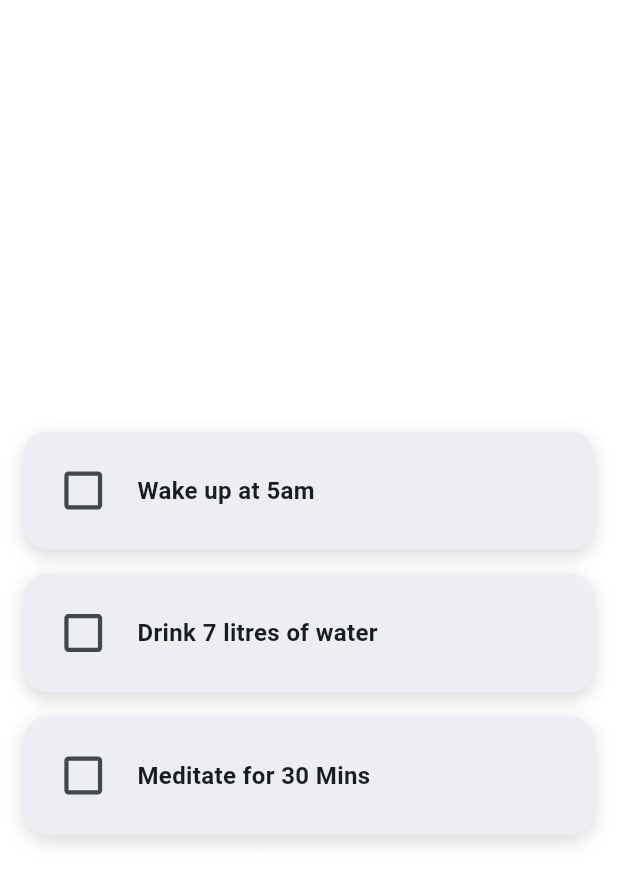
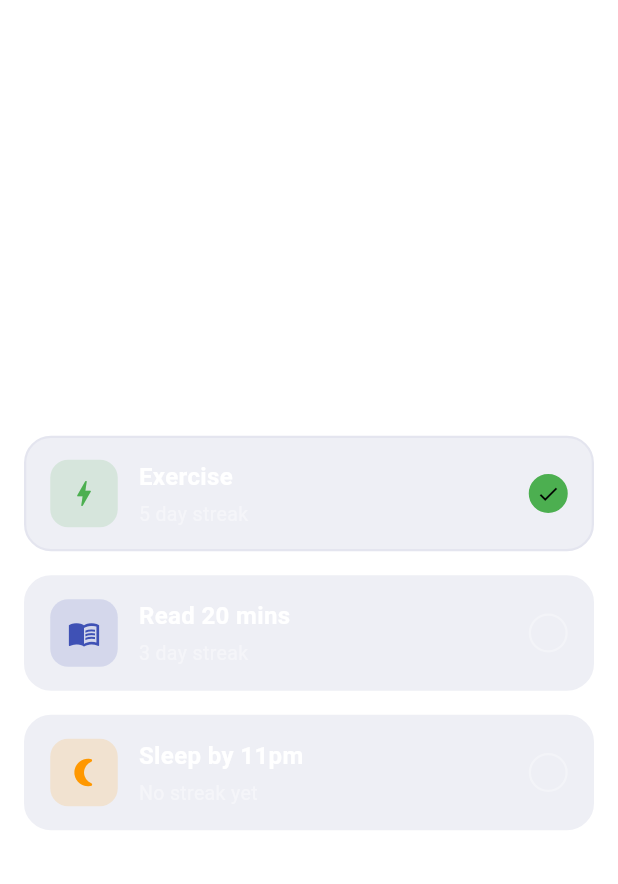
Before and after one commit to riddhicodes03/Habit-Tracker, a Flutter app: the screen it shows after launch, on a phone screen of 412 x 824 dp. Shown: the top 884 px of the screen. Run offline on Flutter 3.47's test engine with Material 3 defaults, Android fonts, the phone set to English and light mode, and no system bars; our stand-ins replace riverpod, sqflite; accounts and stored records are empty.

Commit message:
ui improve habit checkbox

```diff
--- a/lib/core/theme/theme.dart
+++ b/lib/core/theme/theme.dart
@@ -1,10 +1,53 @@
 import 'package:flutter/material.dart';
 
-ThemeData buildLightTheme() {
-  final scheme = ColorScheme.fromSeed(
-    seedColor: Color(0xFFD6DAE6),
-    brightness: Brightness.light,
+ThemeData buildDarkTheme() {
+  const scheme = ColorScheme(
+    brightness: Brightness.dark,
+
+    // Backgrounds
+    surface: Color(0xFF0F1117), // scaffold bg (darkest)
+    surfaceContainerLowest: Color(0xFF0F1117),
+    surfaceContainerLow: Color(0xFF141722), // cards
+    surfaceContainer: Color(0xFF1a1d2e), // elevated cards
+    surfaceContainerHigh: Color(0xFF2a2d3a), // highest surfaces
+    // Primary (your purple-blue accent)
+    primary: Color(0xFF9CA9F5),
+    onPrimary: Color(0xFF0F1117),
+    primaryContainer: Color(0xFF1a1d2e),
+    onPrimaryContainer: Color(0xFF9CA9F5),
+
+    // Secondary (muted)
+    secondary: Color(0xFF6b7280),
+    onSecondary: Color(0xFF0F1117),
+    secondaryContainer: Color(0xFF1a1d2e),
+    onSecondaryContainer: Color(0xFFe8eaf6),
+
+    // Text
+    onSurface: Color(0xFFe8eaf6), // primary text
+    onSurfaceVariant: Color(0xFF6b7280), // muted text
+    // Borders
+    outline: Color(0xFF3a3d4a),
+    outlineVariant: Color(0xFF2a2d3a),
+
+    // Status
+    error: Color(0xFFE57373),
+    onError: Color(0xFF0F1117),
+    errorContainer: Color(0xFF2e1a1a),
+    onErrorContainer: Color(0xFFE57373),
+
+    // Tertiary (your gold accent for sleep habit)
+    tertiary: Color(0xFFFFC266),
+    onTertiary: Color(0xFF0F1117),
+    tertiaryContainer: Color(0xFF2e1a1a),
+    onTertiaryContainer: Color(0xFFFFC266),
+
+    scrim: Color(0xFF000000),
+    shadow: Color(0xFF000000),
+    inverseSurface: Color(0xFFe8eaf6),
+    onInverseSurface: Color(0xFF0F1117),
+    inversePrimary: Color(0xFF3D4A9E),
   );
+
   return ThemeData(
     useMaterial3: true,
     colorScheme: scheme,
@@ -24,10 +67,21 @@ ThemeData buildLightTheme() {
       ),
     ),
     dividerTheme: DividerThemeData(color: scheme.outlineVariant),
-    bottomNavigationBarTheme: BottomNavigationBarThemeData(
-      backgroundColor: scheme.surface,
-      selectedItemColor: scheme.primary,
-      unselectedItemColor: scheme.onSurfaceVariant,
+    navigationBarTheme: NavigationBarThemeData(
+      backgroundColor: scheme.surfaceContainerLow,
+      indicatorColor: scheme.primaryContainer,
+      iconTheme: WidgetStateProperty.resolveWith((states) {
+        if (states.contains(WidgetState.selected)) {
+          return IconThemeData(color: scheme.primary);
+        }
+        return IconThemeData(color: scheme.onSurfaceVariant);
+      }),
+      labelTextStyle: WidgetStateProperty.resolveWith((states) {
+        if (states.contains(WidgetState.selected)) {
+          return TextStyle(color: scheme.primary, fontSize: 11);
+        }
+        return TextStyle(color: scheme.onSurfaceVariant, fontSize: 11);
+      }),
     ),
     elevatedButtonTheme: ElevatedButtonThemeData(
       style: ElevatedButton.styleFrom(
@@ -36,14 +90,65 @@ ThemeData buildLightTheme() {
         shape: RoundedRectangleBorder(borderRadius: BorderRadius.circular(10)),
       ),
     ),
+    textTheme: const TextTheme(
+      bodyLarge: TextStyle(color: Color(0xFFe8eaf6)),
+      bodyMedium: TextStyle(color: Color(0xFF6b7280)),
+      bodySmall: TextStyle(color: Color(0xFF6b7280)),
+      titleMedium: TextStyle(
+        color: Color(0xFFe8eaf6),
+        fontWeight: FontWeight.w500,
+      ),
+      titleLarge: TextStyle(
+        color: Color(0xFFe8eaf6),
+        fontWeight: FontWeight.w500,
+      ),
+    ),
   );
 }
 
-ThemeData buildDarkTheme() {
-  final scheme = ColorScheme.fromSeed(
-    seedColor: Color.fromRGBO(31, 42, 107, 1),
-    brightness: Brightness.dark,
+ThemeData buildLightTheme() {
+  const scheme = ColorScheme(
+    brightness: Brightness.light,
+
+    surface: Color(0xFFF5F6FA),
+    surfaceContainerLowest: Color(0xFFFFFFFF),
+    surfaceContainerLow: Color(0xFFFFFFFF),
+    surfaceContainer: Color(0xFFEEEFF5),
+    surfaceContainerHigh: Color(0xFFE4E5EF),
+
+    primary: Color(0xFF3D4A9E),
+    onPrimary: Color(0xFFFFFFFF),
+    primaryContainer: Color(0xFFDDE1FF),
+    onPrimaryContainer: Color(0xFF3D4A9E),
+
+    secondary: Color(0xFF5C6380),
+    onSecondary: Color(0xFFFFFFFF),
+    secondaryContainer: Color(0xFFE4E5EF),
+    onSecondaryContainer: Color(0xFF3D4A9E),
+
+    onSurface: Color(0xFF1a1c2e),
+    onSurfaceVariant: Color(0xFF5C6380),
+
+    outline: Color(0xFFAAAFCC),
+    outlineVariant: Color(0xFFD6DAF0),
+
+    error: Color(0xFFE57373),
+    onError: Color(0xFFFFFFFF),
+    errorContainer: Color(0xFFFFEDED),
+    onErrorContainer: Color(0xFFB00020),
+
+    tertiary: Color(0xFF8B6200),
+    onTertiary: Color(0xFFFFFFFF),
+    tertiaryContainer: Color(0xFFFFDFA0),
+    onTertiaryContainer: Color(0xFF8B6200),
+
+    scrim: Color(0xFF000000),
+    shadow: Color(0xFF000000),
+    inverseSurface: Color(0xFF1a1c2e),
+    onInverseSurface: Color(0xFFF5F6FA),
+    inversePrimary: Color(0xFF9CA9F5),
   );
+
   return ThemeData(
     useMaterial3: true,
     colorScheme: scheme,
@@ -63,10 +168,21 @@ ThemeData buildDarkTheme() {
       ),
     ),
     dividerTheme: DividerThemeData(color: scheme.outlineVariant),
-    bottomNavigationBarTheme: BottomNavigationBarThemeData(
-      backgroundColor: scheme.surface,
-      selectedItemColor: scheme.primary,
-      unselectedItemColor: scheme.onSurfaceVariant,
+    navigationBarTheme: NavigationBarThemeData(
+      backgroundColor: scheme.surfaceContainerLow,
+      indicatorColor: scheme.primaryContainer,
+      iconTheme: WidgetStateProperty.resolveWith((states) {
+        if (states.contains(WidgetState.selected)) {
+          return IconThemeData(color: scheme.primary);
+        }
+        return IconThemeData(color: scheme.onSurfaceVariant);
+      }),
+      labelTextStyle: WidgetStateProperty.resolveWith((states) {
+        if (states.contains(WidgetState.selected)) {
+          return TextStyle(color: scheme.primary, fontSize: 11);
+        }
+        return TextStyle(color: scheme.onSurfaceVariant, fontSize: 11);
+      }),
     ),
     elevatedButtonTheme: ElevatedButtonThemeData(
       style: ElevatedButton.styleFrom(
@@ -75,5 +191,18 @@ ThemeData buildDarkTheme() {
         shape: RoundedRectangleBorder(borderRadius: BorderRadius.circular(10)),
       ),
     ),
+    textTheme: const TextTheme(
+      bodyLarge: TextStyle(color: Color(0xFF1a1c2e)),
+      bodyMedium: TextStyle(color: Color(0xFF5C6380)),
+      bodySmall: TextStyle(color: Color(0xFF5C6380)),
+      titleMedium: TextStyle(
+        color: Color(0xFF1a1c2e),
+        fontWeight: FontWeight.w500,
+      ),
+      titleLarge: TextStyle(
+        color: Color(0xFF1a1c2e),
+        fontWeight: FontWeight.w500,
+      ),
+    ),
   );
 }
--- a/lib/view/screen/home.dart
+++ b/lib/view/screen/home.dart
@@ -33,19 +33,32 @@ class _HomeState extends State<Home> {
             Text('Greeting+date', style: TextStyle(color: Colors.white)),
             Text('CircularProgress', style: TextStyle(color: Colors.white)),
             HabitBox(
-              title: 'Wake up at 5am',
-              onChange: onToggle,
+              title: "Exercise",
+              streakText: "5 day streak",
+              isChecked: true,
+              onChange: (val) {
+                print(val);
+              },
+              icon: Icons.bolt,
+              iconColor: Colors.green,
+            ),
+
+            HabitBox(
+              title: "Read 20 mins",
+              streakText: "3 day streak",
               isChecked: false,
+              onChange: (val) {},
+              icon: Icons.menu_book,
+              iconColor: Colors.indigo,
             ),
+
             HabitBox(
-              title: 'Drink 7 litres of water',
-              onChange: onToggle,
+              title: "Sleep by 11pm",
+              streakText: "No streak yet",
               isChecked: false,
-            ),
-            HabitBox(
-              title: 'Meditate for 30 Mins',
-              onChange: onToggle,
-              isChecked: false,
+              onChange: (val) {},
+              icon: Icons.nightlight_round,
+              iconColor: Colors.orange,
             ),
             Text('This Month', style: TextStyle(color: Colors.white)),
           ],
--- a/lib/view/widget/habit_box.dart
+++ b/lib/view/widget/habit_box.dart
@@ -3,62 +3,98 @@ import 'package:flutter/material.dart';
 class HabitBox extends StatelessWidget {
   const HabitBox({
     super.key,
+    required this.title,
+    required this.streakText,
+    required this.isChecked,
     required this.onChange,
-    required this.isChecked,
-    required this.title,
+    required this.icon,
+    required this.iconColor,
   });
+
+  final String title;
+  final String streakText;
   final bool isChecked;
-  final String title;
   final void Function(bool?) onChange;
+  final IconData icon;
+  final Color iconColor;
 
-  @override
   @override
   Widget build(BuildContext context) {
     final scheme = Theme.of(context).colorScheme;
 
     return Container(
       margin: const EdgeInsets.symmetric(horizontal: 16, vertical: 8),
-      padding: const EdgeInsets.all(14),
+      padding: const EdgeInsets.symmetric(horizontal: 16, vertical: 14),
       decoration: BoxDecoration(
-        color: scheme.surfaceContainer,
-        borderRadius: BorderRadius.circular(16),
+        color: scheme.surfaceContainer, // dark blue background
+        borderRadius: BorderRadius.circular(18),
         border: Border.all(
+          width: 1.5,
           color: isChecked
-              ? scheme.primary.withValues(alpha: 0.6)
-              : Colors.transparent,
-          width: 1.5,
+              ? scheme.surfaceContainerHigh
+              : scheme.surfaceContainer,
         ),
-        boxShadow: [
-          BoxShadow(
-            color: Colors.black.withValues(alpha: 0.15),
-            blurRadius: 10,
-            offset: const Offset(0, 4),
-          ),
-        ],
       ),
 
       child: Row(
         children: [
-          /// ✅ Modern Checkbox
-          Transform.scale(
-            scale: 1.4,
-            child: Checkbox(value: isChecked, onChanged: onChange),
+          /// 🔥 Left Icon Box
+          Container(
+            height: 45,
+            width: 45,
+            decoration: BoxDecoration(
+              color: iconColor.withValues(alpha: 0.15),
+              borderRadius: BorderRadius.circular(12),
+            ),
+            child: Icon(icon, color: iconColor, size: 22),
           ),
 
-          const SizedBox(width: 12),
+          const SizedBox(width: 14),
 
-          /// 📝 Title + Subtitle
+          /// 📝 Title + Streak
           Expanded(
-            child: Text(
-              title,
-              style: TextStyle(
-                fontSize: 16,
-                fontWeight: FontWeight.w600,
-                decoration: isChecked ? TextDecoration.lineThrough : null,
-                color: isChecked
-                    ? scheme.primary.withValues(alpha: 0.1)
-                    : scheme.onSurface,
+            child: Column(
+              crossAxisAlignment: CrossAxisAlignment.start,
+              children: [
+                Text(
+                  title,
+                  style: const TextStyle(
+                    fontSize: 16,
+                    fontWeight: FontWeight.w600,
+                    color: Colors.white,
+                  ),
+                ),
+                const SizedBox(height: 4),
+                Text(
+                  streakText,
+                  style: TextStyle(
+                    fontSize: 13,
+                    color: Colors.white.withValues(alpha: 0.4),
+                  ),
+                ),
+              ],
+            ),
+          ),
+
+          /// ✅ Right Checkbox (custom circle style)
+          GestureDetector(
+            onTap: () => onChange(!isChecked),
+            child: Container(
+              height: 26,
+              width: 26,
+              decoration: BoxDecoration(
+                shape: BoxShape.circle,
+                color: isChecked ? Colors.green : Colors.transparent,
+                border: Border.all(
+                  color: isChecked
+                      ? Colors.green
+                      : Colors.white.withValues(alpha: 0.3),
+                  width: 1.5,
+                ),
               ),
+              child: isChecked
+                  ? const Icon(Icons.check, size: 16, color: Colors.black)
+                  : null,
             ),
           ),
         ],
```
